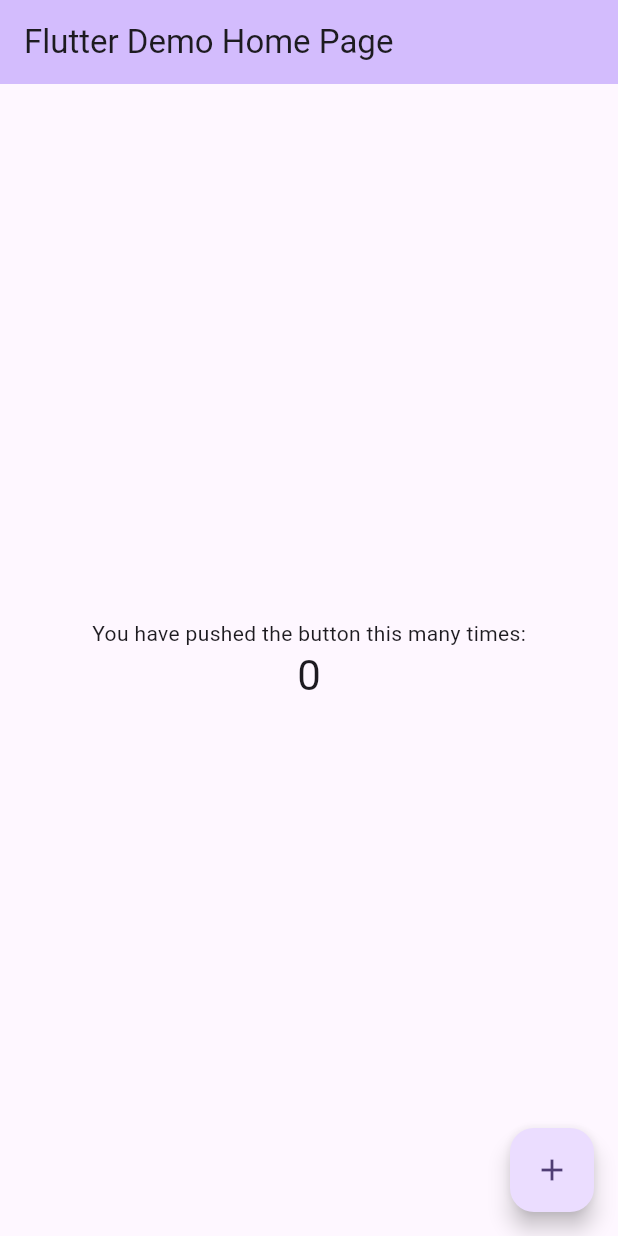
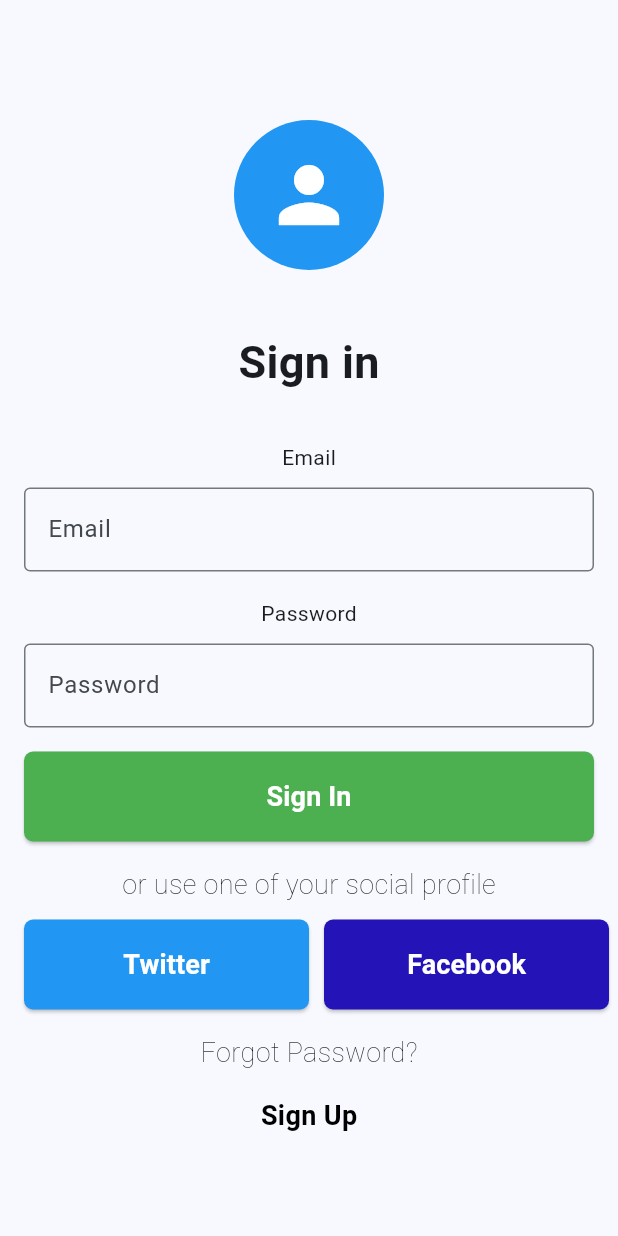
Before and after one commit to specialfox8/uas_ppb_5, a Flutter app: the screen it shows after launch, on a phone screen of 412 x 824 dp. Run offline on Flutter 3.47's test engine with Material 2 defaults, Android fonts, the phone set to English and light mode, and no system bars; our stand-ins replace firebase_auth, firebase_core; accounts and stored records are empty.

Commit message:
Add Login Screen

```diff
--- a/lib/main.dart
+++ b/lib/main.dart
@@ -1,5 +1,9 @@
+import 'package:uas_ppb_5/providers/auth_provider.dart' as auth;
+import 'package:uas_ppb_5/screens/login_screen.dart';
+import 'package:firebase_auth/firebase_auth.dart';
 import 'package:firebase_core/firebase_core.dart';
 import 'package:flutter/material.dart';
+import 'package:provider/provider.dart';
 import 'firebase_options.dart';
 
 void main() async {
@@ -9,7 +13,16 @@
     options: DefaultFirebaseOptions.currentPlatform,
   );
 
-  runApp(const MyApp());
+  runApp(
+    MultiProvider(
+      providers: [
+        Provider<auth.AuthProvider>(
+          create: (_) => auth.AuthProvider(),
+        ),
+      ],
+      child: const MyApp(),
+    ),
+  );
 }
 
 class MyApp extends StatelessWidget {
@@ -19,115 +32,12 @@
   @override
   Widget build(BuildContext context) {
     return MaterialApp(
-      title: 'Flutter Demo kelompok',
+      title: 'Flutter Demo',
       theme: ThemeData(
-        // This is the theme of your application.
-        //
-        // TRY THIS: Try running your application with "flutter run". You'll see
-        // the application has a blue toolbar. Then, without quitting the app,
-        // try changing the seedColor in the colorScheme below to Colors.green
-        // and then invoke "hot reload" (save your changes or press the "hot
-        // reload" button in a Flutter-supported IDE, or press "r" if you used
-        // the command line to start the app).
-        //
-        // Notice that the counter didn't reset back to zero; the application
-        // state is not lost during the reload. To reset the state, use hot
-        // restart instead.
-        //
-        // This works for code too, not just values: Most code changes can be
-        // tested with just a hot reload.
-        colorScheme: ColorScheme.fromSeed(seedColor: Colors.deepPurple),
+        colorScheme: ColorScheme.fromSeed(seedColor: Colors.blue),
         useMaterial3: true,
       ),
-      home: const MyHomePage(title: 'Flutter Demo Home Page'),
+      home: const LoginScreen(),
     );
   }
 }
-
-class MyHomePage extends StatefulWidget {
-  const MyHomePage({super.key, required this.title});
-
-  // This widget is the home page of your application. It is stateful, meaning
-  // that it has a State object (defined below) that contains fields that affect
-  // how it looks.
-
-  // This class is the configuration for the state. It holds the values (in this
-  // case the title) provided by the parent (in this case the App widget) and
-  // used by the build method of the State. Fields in a Widget subclass are
-  // always marked "final".
-
-  final String title;
-
-  @override
-  State<MyHomePage> createState() => _MyHomePageState();
-}
-
-class _MyHomePageState extends State<MyHomePage> {
-  int _counter = 0;
-
-  void _incrementCounter() {
-    setState(() {
-      // This call to setState tells the Flutter framework that something has
-      // changed in this State, which causes it to rerun the build method below
-      // so that the display can reflect the updated values. If we changed
-      // _counter without calling setState(), then the build method would not be
-      // called again, and so nothing would appear to happen.
-      _counter++;
-    });
-  }
-
-  @override
-  Widget build(BuildContext context) {
-    // This method is rerun every time setState is called, for instance as done
-    // by the _incrementCounter method above.
-    //
-    // The Flutter framework has been optimized to make rerunning build methods
-    // fast, so that you can just rebuild anything that needs updating rather
-    // than having to individually change instances of widgets.
-    return Scaffold(
-      appBar: AppBar(
-        // TRY THIS: Try changing the color here to a specific color (to
-        // Colors.amber, perhaps?) and trigger a hot reload to see the AppBar
-        // change color while the other colors stay the same.
-        backgroundColor: Theme.of(context).colorScheme.inversePrimary,
-        // Here we take the value from the MyHomePage object that was created by
-        // the App.build method, and use it to set our appbar title.
-        title: Text(widget.title),
-      ),
-      body: Center(
-        // Center is a layout widget. It takes a single child and positions it
-        // in the middle of the parent.
-        child: Column(
-          // Column is also a layout widget. It takes a list of children and
-          // arranges them vertically. By default, it sizes itself to fit its
-          // children horizontally, and tries to be as tall as its parent.
-          //
-          // Column has various properties to control how it sizes itself and
-          // how it positions its children. Here we use mainAxisAlignment to
-          // center the children vertically; the main axis here is the vertical
-          // axis because Columns are vertical (the cross axis would be
-          // horizontal).
-          //
-          // TRY THIS: Invoke "debug painting" (choose the "Toggle Debug Paint"
-          // action in the IDE, or press "p" in the console), to see the
-          // wireframe for each widget.
-          mainAxisAlignment: MainAxisAlignment.center,
-          children: <Widget>[
-            const Text(
-              'You have pushed the button this many times:',
-            ),
-            Text(
-              '$_counter',
-              style: Theme.of(context).textTheme.headlineMedium,
-            ),
-          ],
-        ),
-      ),
-      floatingActionButton: FloatingActionButton(
-        onPressed: _incrementCounter,
-        tooltip: 'Increment',
-        child: const Icon(Icons.add),
-      ), // This trailing comma makes auto-formatting nicer for build methods.
-    );
-  }
-}
--- /dev/null
+++ b/lib/providers/auth_provider.dart
@@ -0,0 +1,34 @@
+import 'package:firebase_auth/firebase_auth.dart';
+import 'package:flutter/material.dart';
+
+class AuthProvider extends ChangeNotifier {
+  final FirebaseAuth _auth = FirebaseAuth.instance;
+  User? _user;
+
+  User? get user => _user;
+
+  bool get isLoggedIn => _user != null;
+
+  Future<void> login({required String email, required String password}) async {
+    try {
+      final credential = await _auth.signInWithEmailAndPassword(
+          email: email, password: password);
+
+      _user = credential.user;
+    } on FirebaseAuthException catch (error) {
+      switch (error.code) {
+        case 'INVALID_LOGIN_CREDENTIAL':
+          throw 'Invalid login credentials.';
+        default:
+          rethrow;
+      }
+    }
+    notifyListeners();
+  }
+
+  Future<void> logout() async {
+    _user = null;
+    await _auth.signOut();
+    notifyListeners();
+  }
+}
--- /dev/null
+++ b/lib/screens/login_screen.dart
@@ -0,0 +1,234 @@
+import 'package:flutter/material.dart';
+import 'package:provider/provider.dart';
+import 'package:uas_ppb_5/providers/auth_provider.dart';
+
+class LoginScreen extends StatefulWidget {
+  const LoginScreen({super.key});
+
+  @override
+  State<LoginScreen> createState() => _LoginScreenState();
+}
+
+class _LoginScreenState extends State<LoginScreen> {
+  final GlobalKey<FormState> _formKey = GlobalKey();
+
+  final _emailController = TextEditingController();
+  final _passwordController = TextEditingController();
+
+  String? emailValidator(String? value) {
+    if (value == null || value.isEmpty) {
+      return 'Please enter your email.';
+    }
+
+    final RegExp regex =
+        RegExp(r'^[a-zA-Z0-9._%+-]+@[a-zA-Z0-9.-]+\.[a-zA-Z]{2,}$');
+
+    if (!regex.hasMatch(value)) {
+      return 'Please enter a valid email.';
+    }
+
+    return null;
+  }
+
+  String? passwordValidator(String? value) {
+    if (value == null || value.isEmpty) {
+      return 'Please enter your password.';
+    }
+
+    if (value.length < 6) {
+      return 'Password must be at least 6 characters.';
+    }
+
+    return null;
+  }
+
+  @override
+  Widget build(BuildContext context) {
+    return Scaffold(
+      body: Form(
+        key: _formKey,
+        child: Container(
+          width: double.infinity,
+          height: MediaQuery.of(context).size.height,
+          margin: const EdgeInsets.only(top: 64),
+          padding: const EdgeInsets.all(16),
+          child: Column(
+            children: [
+              const CircleAvatar(
+                radius: 50.0,
+                backgroundColor:
+                    Colors.blue, // Gantilah dengan warna yang diinginkan
+                child: Icon(
+                  Icons.person,
+                  size: 60.0,
+                  color: Colors.white, // Gantilah dengan warna yang diinginkan
+                ),
+              ),
+              const SizedBox(height: 40),
+              const Text(
+                'Sign in',
+                textAlign: TextAlign.left,
+                style: TextStyle(
+                  fontSize: 30,
+                  fontWeight: FontWeight.bold,
+                ),
+              ),
+              const SizedBox(height: 32),
+              const Text(
+                'Email',
+                textAlign: TextAlign.start,
+              ),
+              const SizedBox(height: 10),
+              TextFormField(
+                controller: _emailController,
+                decoration: const InputDecoration(
+                  border: OutlineInputBorder(),
+                  labelText: 'Email',
+                ),
+                validator: emailValidator,
+              ),
+              const SizedBox(height: 18),
+              const Text(
+                'Password',
+                textAlign: TextAlign.left,
+              ),
+              const SizedBox(height: 10),
+              TextFormField(
+                controller: _passwordController,
+                decoration: const InputDecoration(
+                  border: OutlineInputBorder(),
+                  labelText: 'Password',
+                ),
+                obscureText: true,
+                validator: passwordValidator,
+              ),
+              const SizedBox(height: 16),
+              ElevatedButton(
+                onPressed: () async {
+                  if (_formKey.currentState!.validate()) {
+                    try {
+                      await context.read<AuthProvider>().login(
+                            email: _emailController.text,
+                            password: _passwordController.text,
+                          );
+                    } catch (error) {
+                      if (!context.mounted) return;
+                      ScaffoldMessenger.of(context).showSnackBar(
+                        SnackBar(
+                          content: Text(error.toString()),
+                        ),
+                      );
+                    }
+                  }
+                },
+                style: ButtonStyle(
+                  backgroundColor: MaterialStateProperty.all(Colors.green),
+                  minimumSize: MaterialStateProperty.all(
+                      const Size(double.infinity, 60)),
+                  shape: MaterialStateProperty.all<RoundedRectangleBorder>(
+                    RoundedRectangleBorder(
+                      borderRadius: BorderRadius.circular(6.0),
+                    ),
+                  ),
+                ),
+                child: const Text(
+                  'Sign In',
+                  style: TextStyle(
+                    fontSize: 18,
+                    fontWeight: FontWeight.bold,
+                    color: Colors.white,
+                  ),
+                ),
+              ),
+              const SizedBox(height: 16),
+              const Text(
+                'or use one of your social profile',
+                style: TextStyle(
+                  fontSize: 18,
+                  fontWeight: FontWeight.w200,
+                  color: Colors.black,
+                ),
+              ),
+              Padding(
+                padding: const EdgeInsets.only(top: 10),
+                child: Row(
+                  mainAxisAlignment: MainAxisAlignment.spaceEvenly,
+                  children: [
+                    ElevatedButton(
+                      onPressed: () {
+                        // Logic for the first button
+                      },
+                      style: ButtonStyle(
+                        backgroundColor: MaterialStateProperty.all(Colors.blue),
+                        minimumSize:
+                            MaterialStateProperty.all(const Size(190, 60)),
+                        shape:
+                            MaterialStateProperty.all<RoundedRectangleBorder>(
+                          RoundedRectangleBorder(
+                            borderRadius: BorderRadius.circular(6.0),
+                          ),
+                        ),
+                      ),
+                      child: const Text(
+                        'Twitter',
+                        style: TextStyle(
+                          fontSize: 18,
+                          fontWeight: FontWeight.bold,
+                          color: Colors.white,
+                        ),
+                      ),
+                    ),
+                    const SizedBox(width: 10),
+                    ElevatedButton(
+                      onPressed: () {
+                        // Logic for the second button
+                      },
+                      style: ButtonStyle(
+                        backgroundColor: MaterialStateProperty.all(
+                            Color.fromARGB(255, 36, 20, 184)),
+                        minimumSize:
+                            MaterialStateProperty.all(const Size(190, 60)),
+                        shape:
+                            MaterialStateProperty.all<RoundedRectangleBorder>(
+                          RoundedRectangleBorder(
+                            borderRadius: BorderRadius.circular(6.0),
+                          ),
+                        ),
+                      ),
+                      child: const Text(
+                        'Facebook',
+                        style: TextStyle(
+                          fontSize: 18,
+                          fontWeight: FontWeight.bold,
+                          color: Colors.white,
+                        ),
+                      ),
+                    ),
+                  ],
+                ),
+              ),
+              const SizedBox(height: 16),
+              const Text(
+                'Forgot Password?',
+                style: TextStyle(
+                  fontSize: 18,
+                  fontWeight: FontWeight.w200,
+                  color: Colors.black,
+                ),
+              ),
+              const SizedBox(height: 16),
+              const Text(
+                'Sign Up',
+                style: TextStyle(
+                  fontSize: 18,
+                  fontWeight: FontWeight.bold,
+                  color: Colors.black,
+                ),
+              ),
+            ],
+          ),
+        ),
+      ),
+    );
+  }
+}
--- a/pubspec.yaml
+++ b/pubspec.yaml
@@ -30,7 +30,7 @@
 dependencies:
   flutter:
     sdk: flutter
-  provider: ^6.0.5
+  provider: ^6.1.1
 
 
   # The following adds the Cupertino Icons font to your application.
@@ -38,6 +38,7 @@
   cupertino_icons: ^1.0.2
   firebase_core: ^2.23.0
   google_fonts: ^6.1.0
+  firebase_auth: ^4.15.0
 
 dev_dependencies:
   flutter_test:
```
Also changed, not shown: pubspec.lock, 3 other files.
